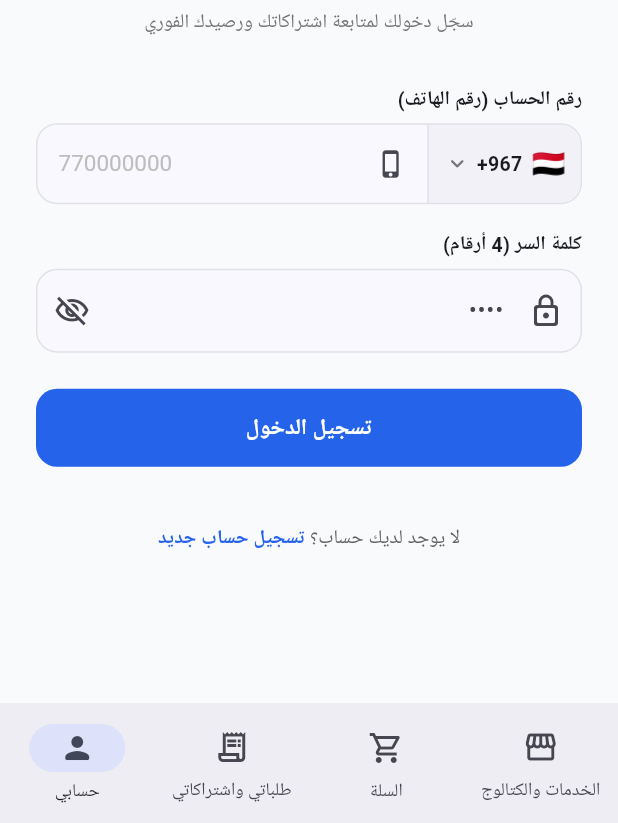
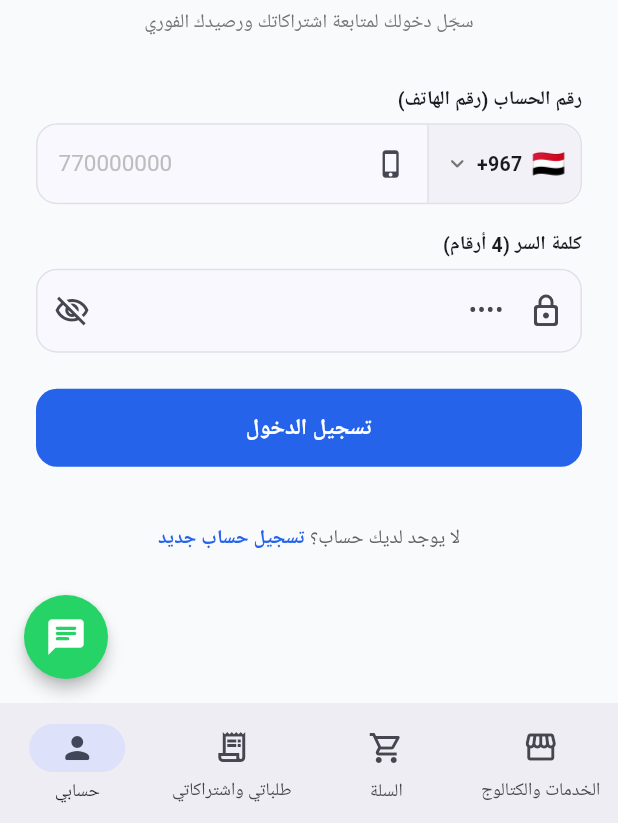
Before and after one commit to momoqubati-ctrl/shabakati_Eservices, a Flutter app: the screen it shows after launch, item 4 of the bottom bar chosen, on a phone screen of 412 x 824 dp, the part 413-1236 px from its top. Run offline on Flutter 3.47's test engine with Material 3 defaults, Android fonts, the light colour scheme and no system bars; our stand-ins replace dio, flutter_bloc, flutter_secure_storage, local_auth, supabase_flutter; missing offline and left inert: bas_pay_flutter; accounts and stored records are empty; network calls fail.

Commit message:
feat(support): add continuous WhatsApp floating support button and profile support tile for +967737241475

```diff
--- a/lib/core/config/api_config.dart
+++ b/lib/core/config/api_config.dart
@@ -21,6 +21,12 @@ class ApiConfig {
     defaultValue: 'ssec_96c632b8e715694af4b0fa62c8872cd2c99901fe0f13323c0cfb55251e335954',
   );
 
+  // WhatsApp Support Configuration
+  static const String whatsappSupportPhone = String.fromEnvironment(
+    'WHATSAPP_SUPPORT_PHONE',
+    defaultValue: '967737241475',
+  );
+
   // Telegram Bot Support Configuration
   static const String telegramBotUsername = String.fromEnvironment(
     'TELEGRAM_BOT_USERNAME',
@@ -32,7 +38,7 @@ class ApiConfig {
     defaultValue: 'sahm',
   );
 
-  static const String defaultSupportLink = 'https://t.me/sahm';
+  static const String defaultSupportLink = 'https://wa.me/967737241475';
 
   // Supabase Backend Configuration (Public Anon Key)
   static const String supabaseUrl = String.fromEnvironment(
--- a/lib/presentation/pages/account_profile_page.dart
+++ b/lib/presentation/pages/account_profile_page.dart
@@ -1,5 +1,6 @@
 import 'package:flutter/material.dart';
 import 'package:flutter_bloc/flutter_bloc.dart';
+import '../../core/services/whatsapp_launcher.dart';
 import '../../logic/auth/auth_cubit.dart';
 import '../../logic/auth/auth_state.dart';
 import '../../logic/cart/cart_cubit.dart';
@@ -169,6 +170,33 @@ class _AccountProfilePageState extends State<AccountProfilePage> {
                   ),
                 ),
 
+                const SizedBox(height: 20),
+
+                // قسم المساعدة والدعم الفني عبر واتساب
+                const Text('المساعدة والدعم', style: TextStyle(fontSize: 14, fontWeight: FontWeight.bold)),
+                const SizedBox(height: 10),
+
+                Container(
+                  decoration: BoxDecoration(
+                    color: theme.cardColor,
+                    borderRadius: BorderRadius.circular(18),
+                    border: Border.all(color: colorScheme.outlineVariant.withAlpha(100)),
+                  ),
+                  child: ListTile(
+                    leading: Container(
+                      padding: const EdgeInsets.all(8),
+                      decoration: BoxDecoration(
+                        color: const Color(0xFF25D366).withAlpha(30),
+                        shape: BoxShape.circle,
+                      ),
+                      child: const Icon(Icons.support_agent_rounded, color: Color(0xFF25D366), size: 22),
+                    ),
+                    title: const Text('الدعم الفني عبر واتساب', style: TextStyle(fontWeight: FontWeight.bold, fontSize: 13)),
+                    subtitle: const Text('خدمة العملاء والدردشة المباشرة (967737241475+)', style: TextStyle(fontSize: 11)),
+                    trailing: const Icon(Icons.arrow_forward_ios_rounded, size: 14),
+                    onTap: () => WhatsAppLauncher.openSupportChat(),
+                  ),
+                ),
                 const SizedBox(height: 32),
 
                 // زر تسجيل الخروج
--- a/lib/presentation/pages/home_navigation_page.dart
+++ b/lib/presentation/pages/home_navigation_page.dart
@@ -1,7 +1,7 @@
 import 'package:flutter/material.dart';
 import 'package:flutter_bloc/flutter_bloc.dart';
+import '../../core/services/whatsapp_launcher.dart';
 import '../../logic/cart/cart_cubit.dart';
-import '../../logic/cart/cart_state.dart';
 import 'account_profile_page.dart';
 import 'cart_page.dart';
 import 'catalog_page.dart';
@@ -19,6 +19,9 @@ class _HomeNavigationPageState extends State<HomeNavigationPage> {
 
   @override
   Widget build(BuildContext context) {
+    final cartState = context.watch<CartCubit>().state;
+    final bool hasCartBar = _currentIndex == 1 && cartState.items.isNotEmpty;
+
     final List<Widget> pages = [
       const CatalogPage(),
       CartPage(onNavigateToOrders: () {
@@ -35,6 +38,17 @@ class _HomeNavigationPageState extends State<HomeNavigationPage> {
           index: _currentIndex,
           children: pages,
         ),
+        floatingActionButtonLocation: _SupportFabLocation(hasCartBar: hasCartBar),
+        floatingActionButton: FloatingActionButton(
+          heroTag: 'whatsapp_support_fab',
+          onPressed: () => WhatsAppLauncher.openSupportChat(),
+          backgroundColor: const Color(0xFF25D366),
+          foregroundColor: Colors.white,
+          elevation: 4,
+          shape: const CircleBorder(),
+          tooltip: 'الدعم الفني والمساعدة عبر واتساب',
+          child: const Icon(Icons.chat_rounded, size: 28),
+        ),
         bottomNavigationBar: NavigationBar(
           selectedIndex: _currentIndex,
           onDestinationSelected: (index) {
@@ -47,23 +61,15 @@ class _HomeNavigationPageState extends State<HomeNavigationPage> {
               label: 'الخدمات والكتالوج',
             ),
             NavigationDestination(
-              icon: BlocBuilder<CartCubit, CartState>(
-                builder: (context, state) {
-                  return Badge(
-                    isLabelVisible: state.totalCount > 0,
-                    label: Text('${state.totalCount}'),
-                    child: const Icon(Icons.shopping_cart_outlined),
-                  );
-                },
+              icon: Badge(
+                isLabelVisible: cartState.totalCount > 0,
+                label: Text('${cartState.totalCount}'),
+                child: const Icon(Icons.shopping_cart_outlined),
               ),
-              selectedIcon: BlocBuilder<CartCubit, CartState>(
-                builder: (context, state) {
-                  return Badge(
-                    isLabelVisible: state.totalCount > 0,
-                    label: Text('${state.totalCount}'),
-                    child: const Icon(Icons.shopping_cart_rounded),
-                  );
-                },
+              selectedIcon: Badge(
+                isLabelVisible: cartState.totalCount > 0,
+                label: Text('${cartState.totalCount}'),
+                child: const Icon(Icons.shopping_cart_rounded),
               ),
               label: 'السلة',
             ),
@@ -83,3 +89,26 @@ class _HomeNavigationPageState extends State<HomeNavigationPage> {
     );
   }
 }
+
+class _SupportFabLocation extends FloatingActionButtonLocation {
+  final bool hasCartBar;
+
+  const _SupportFabLocation({this.hasCartBar = false});
+
+  @override
+  Offset getOffset(ScaffoldPrelayoutGeometry scaffoldGeometry) {
+    final double fabWidth = scaffoldGeometry.floatingActionButtonSize.width;
+    final double fabHeight = scaffoldGeometry.floatingActionButtonSize.height;
+
+    // End in RTL is left side (x = 16.0); in LTR, end is right side
+    final double x = scaffoldGeometry.textDirection == TextDirection.rtl
+        ? 16.0
+        : scaffoldGeometry.scaffoldSize.width - fabWidth - 16.0;
+
+    double y = scaffoldGeometry.contentBottom - fabHeight - 16.0;
+    if (hasCartBar) {
+      y -= 125.0; // Float right above the cart checkout summary bar
+    }
+    return Offset(x, y);
+  }
+}
```
Also changed, not shown: lib/core/services/whatsapp_launcher.dart (added, +34 -0 lines), 1 other file.
